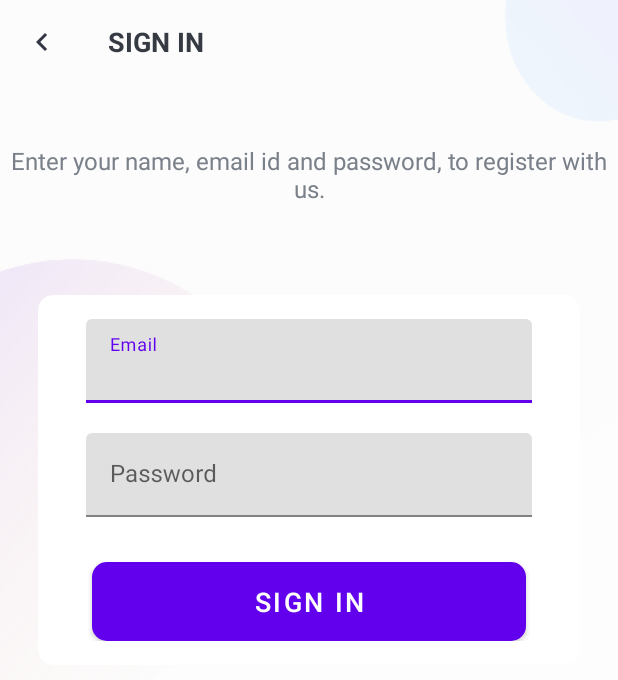
After one commit to kadylovnur/andriod-sample-apps, an Android app: the SignInActivity screen opened directly, with no data from a screen before it, on a phone screen of 412 x 824 dp. The commit adds this screen. Shown: the top 680 px of the screen. Run offline under Robolectric (Android 15) with nearby library versions, the phone set to English and light mode, and no system bars.

Commit message:
226. Challenge - Seting Up The SignIn

```diff
--- a/8.TrelloClone/app/src/main/AndroidManifest.xml
+++ b/8.TrelloClone/app/src/main/AndroidManifest.xml
@@ -27,7 +27,9 @@
             android:name=".SignUpActivity"
             android:screenOrientation="portrait"
             android:theme="@style/Theme.Projemanag.NoActionBar" />
-
+        <activity android:name=".SignInActivity"
+            android:screenOrientation="portrait"
+            android:theme="@style/Theme.Projemanag.NoActionBar" />
         <activity android:name=".MainActivity" />
     </application>
 
--- a/8.TrelloClone/app/src/main/java/com/shimnssso/android/projemanag/IntroActivity.kt
+++ b/8.TrelloClone/app/src/main/java/com/shimnssso/android/projemanag/IntroActivity.kt
@@ -25,6 +25,13 @@
             Typeface.createFromAsset(assets, "carbon bl.ttf")
         binding.tvAppNameIntro.typeface = typeface
 
+        binding.btnSignInIntro.setOnClickListener {
+
+            // Launch the sign in screen.
+            startActivity(Intent(this@IntroActivity, SignInActivity::class.java))
+        }
+
+
         binding.btnSignUpIntro.setOnClickListener {
 
             // Launch the sign up screen.
--- /dev/null
+++ b/8.TrelloClone/app/src/main/java/com/shimnssso/android/projemanag/SignInActivity.kt
@@ -0,0 +1,41 @@
+package com.shimnssso.android.projemanag
+
+import androidx.appcompat.app.AppCompatActivity
+import android.os.Bundle
+import android.view.WindowManager
+import com.shimnssso.android.projemanag.databinding.ActivitySignInBinding
+
+class SignInActivity : AppCompatActivity() {
+    private lateinit var binding: ActivitySignInBinding
+
+    override fun onCreate(savedInstanceState: Bundle?) {
+        super.onCreate(savedInstanceState)
+        binding = ActivitySignInBinding.inflate(layoutInflater)
+        setContentView(binding.root)
+
+        // This is used to hide the status bar and make the splash screen as a full screen activity.
+        window.setFlags(
+            WindowManager.LayoutParams.FLAG_FULLSCREEN,
+            WindowManager.LayoutParams.FLAG_FULLSCREEN
+        )
+
+        setupActionBar()
+    }
+
+    /**
+     * A function for actionBar Setup.
+     */
+    private fun setupActionBar() {
+
+        setSupportActionBar(binding.toolbarSignInActivity)
+
+        val actionBar = supportActionBar
+        if (actionBar != null) {
+            actionBar.setDisplayHomeAsUpEnabled(true)
+            actionBar.setHomeAsUpIndicator(R.drawable.ic_black_color_back_24dp)
+        }
+
+        binding.toolbarSignInActivity.setNavigationOnClickListener { onBackPressed() }
+    }
+
+}
--- /dev/null
+++ b/8.TrelloClone/app/src/main/res/layout/activity_sign_in.xml
@@ -0,0 +1,109 @@
+<?xml version="1.0" encoding="utf-8"?>
+<LinearLayout xmlns:android="http://schemas.android.com/apk/res/android"
+    xmlns:app="http://schemas.android.com/apk/res-auto"
+    xmlns:tools="http://schemas.android.com/tools"
+    android:layout_width="match_parent"
+    android:layout_height="match_parent"
+    android:background="@drawable/ic_background"
+    android:orientation="vertical"
+    tools:context=".SignInActivity">
+
+    <androidx.appcompat.widget.Toolbar
+        android:id="@+id/toolbar_sign_in_activity"
+        android:layout_width="match_parent"
+        android:layout_height="?attr/actionBarSize">
+
+        <TextView
+            android:id="@+id/tv_title"
+            android:layout_width="match_parent"
+            android:layout_height="match_parent"
+            android:gravity="center_vertical"
+            android:text="@string/sign_in"
+            android:textColor="@color/primary_text_color"
+            android:textSize="@dimen/toolbar_title_text_size"
+            android:textStyle="bold" />
+
+    </androidx.appcompat.widget.Toolbar>
+
+    <LinearLayout
+        android:layout_width="match_parent"
+        android:layout_height="match_parent"
+        android:layout_gravity="center"
+        android:layout_marginTop="@dimen/authentication_screen_content_marginTop"
+        android:orientation="vertical">
+
+        <TextView
+            android:layout_width="match_parent"
+            android:layout_height="wrap_content"
+            android:gravity="center"
+            android:text="@string/sign_in_description_text"
+            android:textColor="@color/secondary_text_color"
+            android:textSize="@dimen/authentication_description_text_size" />
+
+        <androidx.cardview.widget.CardView
+            android:layout_width="match_parent"
+            android:layout_height="wrap_content"
+            android:layout_marginStart="@dimen/authentication_screen_marginStartEnd"
+            android:layout_marginTop="@dimen/authentication_screen_marginTop"
+            android:layout_marginEnd="@dimen/authentication_screen_marginStartEnd"
+            android:elevation="@dimen/card_view_elevation"
+            app:cardCornerRadius="@dimen/card_view_corner_radius">
+
+            <LinearLayout
+                android:layout_width="match_parent"
+                android:layout_height="wrap_content"
+                android:orientation="vertical"
+                android:padding="@dimen/card_view_layout_content_padding">
+
+                <com.google.android.material.textfield.TextInputLayout
+                    android:layout_width="match_parent"
+                    android:layout_height="wrap_content"
+                    android:layout_marginStart="@dimen/authentication_screen_til_marginStartEnd"
+                    android:layout_marginEnd="@dimen/authentication_screen_til_marginStartEnd">
+
+                    <androidx.appcompat.widget.AppCompatEditText
+                        android:id="@+id/et_email"
+                        android:layout_width="match_parent"
+                        android:layout_height="wrap_content"
+                        android:hint="@string/email"
+                        android:inputType="textEmailAddress"
+                        android:textSize="@dimen/et_text_size" />
+                </com.google.android.material.textfield.TextInputLayout>
+
+                <com.google.android.material.textfield.TextInputLayout
+                    android:layout_width="match_parent"
+                    android:layout_height="wrap_content"
+                    android:layout_marginStart="@dimen/authentication_screen_til_marginStartEnd"
+                    android:layout_marginTop="@dimen/authentication_screen_til_marginTop"
+                    android:layout_marginEnd="@dimen/authentication_screen_til_marginStartEnd">
+
+                    <androidx.appcompat.widget.AppCompatEditText
+                        android:id="@+id/et_password"
+                        android:layout_width="match_parent"
+                        android:layout_height="wrap_content"
+                        android:hint="@string/password"
+                        android:inputType="textPassword"
+                        android:textSize="@dimen/et_text_size" />
+                </com.google.android.material.textfield.TextInputLayout>
+
+                <Button
+                    android:id="@+id/btn_sign_in"
+                    android:layout_width="match_parent"
+                    android:layout_height="wrap_content"
+                    android:layout_gravity="center"
+                    android:layout_marginStart="@dimen/btn_marginStartEnd"
+                    android:layout_marginTop="@dimen/sign_up_screen_btn_marginTop"
+                    android:layout_marginEnd="@dimen/btn_marginStartEnd"
+                    android:background="@drawable/shape_button_rounded"
+                    android:foreground="?attr/selectableItemBackground"
+                    android:gravity="center"
+                    android:paddingTop="@dimen/btn_paddingTopBottom"
+                    android:paddingBottom="@dimen/btn_paddingTopBottom"
+                    android:text="@string/sign_in"
+                    android:textColor="@android:color/white"
+                    android:textSize="@dimen/btn_text_size" />
+            </LinearLayout>
+        </androidx.cardview.widget.CardView>
+    </LinearLayout>
+</LinearLayout>
+    <!--END-->
--- a/8.TrelloClone/app/src/main/res/values/dimens.xml
+++ b/8.TrelloClone/app/src/main/res/values/dimens.xml
@@ -29,4 +29,6 @@
     <dimen name="authentication_screen_til_marginStartEnd">16dp</dimen>
     <dimen name="et_text_size">16sp</dimen>
     <dimen name="authentication_screen_til_marginTop">20dp</dimen>
+
+    <dimen name="authentication_screen_marginTop">60dp</dimen>
 </resources>
--- a/8.TrelloClone/app/src/main/res/values/strings.xml
+++ b/8.TrelloClone/app/src/main/res/values/strings.xml
@@ -11,4 +11,6 @@
     <string name="name">Name</string>
     <string name="password">Password</string>
     <string name="email">Email</string>
+
+    <string name="sign_in_description_text">Enter your name, email id and password, to register with us.</string>
 </resources>
```
